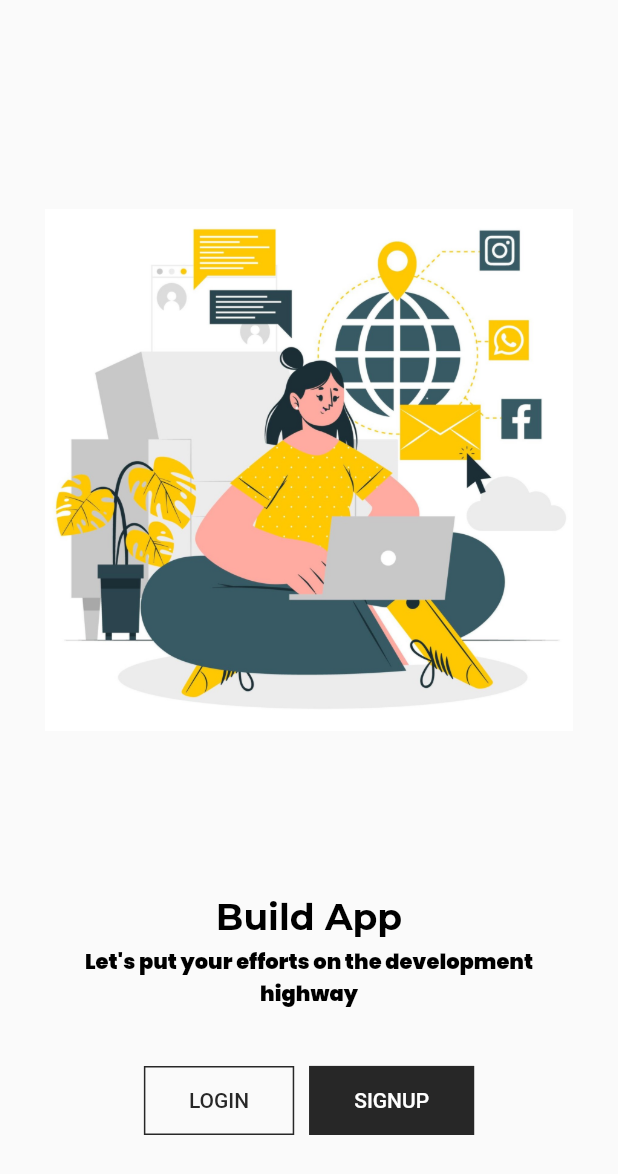
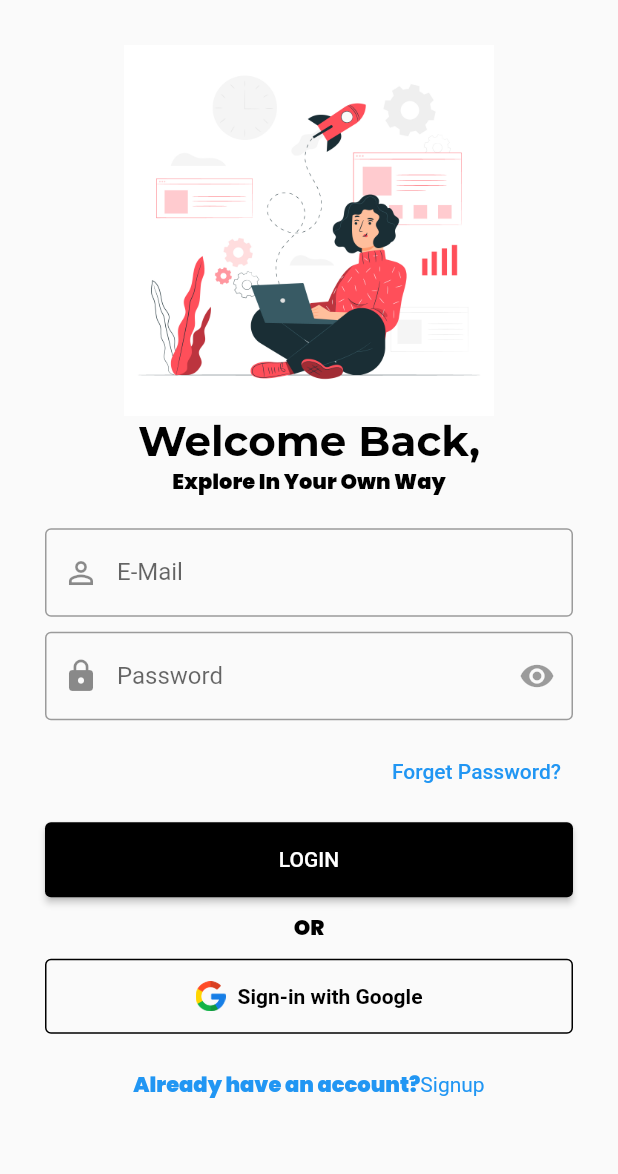
Before and after one commit to Nami24/learning_dart, a Flutter app: the WelcomeScreen screen opened directly, after a tap on "LOGIN", on a phone screen of 412 x 824 dp. Shown: the top 1174 px of the screen. Run offline on Flutter 3.47's test engine with Material 2 defaults, Android fonts, the phone set to English and light mode, and no system bars; our stand-ins replace google_fonts.

Commit message:
add login page

```diff
--- /dev/null
+++ b/lib/Responsive/Login_screen.dart
@@ -0,0 +1,160 @@
+import 'package:flutter/material.dart';
+
+class LoginScreen extends StatelessWidget {
+  const LoginScreen({super.key});
+
+  @override
+  Widget build(BuildContext context) {
+    final size = MediaQuery.of(context).size;
+    return Scaffold(
+      body: SingleChildScrollView(
+        child: Container(
+          padding: const EdgeInsets.all(30.0),
+          child: Column(
+            crossAxisAlignment: CrossAxisAlignment.start,
+            children: [
+              LoginHeader(size: size),
+              const LoginForm(),
+              const LoginFooter(),
+
+            ],
+          ),
+        ),
+        ),
+    );
+  }
+}
+
+
+
+// Header
+
+class LoginHeader extends StatelessWidget {
+  const LoginHeader({
+    Key? key,
+    required this.size,
+  }) : super(key: key);
+
+  final Size size;
+
+  @override
+  Widget build(BuildContext context) {
+    return Center(
+      child: Column(
+        crossAxisAlignment: CrossAxisAlignment.center,
+        children: [
+          Image.asset("assets/images/img3.jpg", height: size.height *0.3),
+          Text('Welcome Back,', style: Theme.of(context).textTheme.headline1,),
+          Text('Explore In Your Own Way', style: Theme.of(context).textTheme.headline4,),
+          const SizedBox(height: 10,)
+        ],
+      ),
+    );
+  }
+}
+
+// Main Form
+
+class LoginForm extends StatelessWidget {
+  const LoginForm({
+    Key? key,
+  }) : super(key: key);
+
+  @override
+  Widget build(BuildContext context) {
+    return Form(
+      child: Container(
+        padding: const EdgeInsets.symmetric(vertical: 20.0 -10),
+        child: Column(
+          crossAxisAlignment: CrossAxisAlignment.start,
+          children: [
+            TextFormField(
+              decoration: const InputDecoration(
+                prefixIcon: Icon(Icons.person_outline_outlined),
+                labelText: 'E-Mail',
+                hintText: 'E-Mail',
+                border: OutlineInputBorder(),
+              ),
+            ),
+            const SizedBox(height: 30.0 -20,),
+            TextFormField(
+              decoration: const InputDecoration(
+                prefixIcon: Icon(Icons.lock),
+                labelText: 'Password',
+                hintText: 'Password',
+                border: OutlineInputBorder(),
+                suffixIcon: IconButton(onPressed: null,
+                 icon: Icon(Icons.remove_red_eye_sharp),
+                 ),
+              ),
+            ),
+            const SizedBox(height: 30.0 -20,),
+            Align(
+              alignment: Alignment.centerRight,
+              child: TextButton(onPressed: () {},
+              child: const Text('Forget Password?')),
+            ),
+            const SizedBox(height: 30.0 -20,),
+            Center(
+              child: SizedBox(
+                width: double.infinity,
+                height: 50.0,
+                child: ElevatedButton(
+                  onPressed: () {},
+                  child: Text('Login'.toUpperCase()),
+                  style: ButtonStyle(
+                    backgroundColor: MaterialStateProperty.all(Colors.black),
+                  ),
+                  ),
+              ),
+            ),
+          ],
+        ),
+      ));
+  }
+}
+
+// Footer
+
+class LoginFooter extends StatelessWidget {
+  const LoginFooter({
+    Key? key,
+  }) : super(key: key);
+
+  @override
+  Widget build(BuildContext context) {
+    return Column(
+      crossAxisAlignment: CrossAxisAlignment.center,
+      children: [
+        const Text("OR"),
+        const SizedBox(height: 30.0 -20,),
+        SizedBox(
+          width: double.infinity,
+          height: 50.0,
+          child: OutlinedButton.icon(
+            icon: Image.asset("assets/images/google.png", width: 20.0,),
+            onPressed: () {},
+            label: const Text('Sign-in with Google', style: TextStyle(color: Colors.black, fontWeight: FontWeight.bold),),
+            style: OutlinedButton.styleFrom(side: const BorderSide(width: 1.0, color: Colors.black),),
+            ),
+            ),
+        const SizedBox(height: 30.0 -20,),
+        TextButton(
+          onPressed: () {},
+          child: const Text.rich(
+            TextSpan(
+              text: "Already have an account?",
+              style: TextStyle(fontSize: 14.0, fontWeight: FontWeight.normal, color: Colors.blue, fontFamily: 'poppins'),
+              children: [
+                TextSpan(
+                  text: "Signup",
+                  style: TextStyle(color: Colors.blue),
+                ),
+              ],
+              ),
+              ),
+          ),
+      ],
+    );
+  }
+}
--- a/lib/Responsive/welcome_screen.dart
+++ b/lib/Responsive/welcome_screen.dart
@@ -1,7 +1,14 @@
 import 'package:flutter/material.dart';
+import 'package:learningdart/Responsive/Login_screen.dart';
 
-class WelcomeScreen extends StatelessWidget {
+class WelcomeScreen extends StatefulWidget {
   const WelcomeScreen({super.key});
+
+  @override
+  State<WelcomeScreen> createState() => _WelcomeScreenState();
+}
+
+class _WelcomeScreenState extends State<WelcomeScreen> {
 
   @override
   Widget build(BuildContext context) {
@@ -29,7 +36,10 @@ class WelcomeScreen extends StatelessWidget {
                 children: [
                   Flexible(
                     child: OutlinedButton(
-                    onPressed: () {},
+                    onPressed: () {
+                      Navigator.push(context, MaterialPageRoute(builder: (context) => LoginScreen()),
+                      );
+                    },
                     style: OutlinedButton.styleFrom(
                       shape: const RoundedRectangleBorder(),
                       foregroundColor: const Color(0xff272727),
--- a/pubspec.yaml
+++ b/pubspec.yaml
@@ -69,6 +69,8 @@ flutter:
     - assets/images/eyes.jpeg
     - assets/images/splash_image.jpg
     - assets/images/img2.jpg
+    - assets/images/img3.jpg
+    - assets/images/google.png
 
   # An image asset can refer to one or more resolution-specific "variants", see
   # https://flutter.dev/assets-and-images/#resolution-aware
```
Also changed, not shown: assets/images/google.png (added), assets/images/img3.jpg (added).
